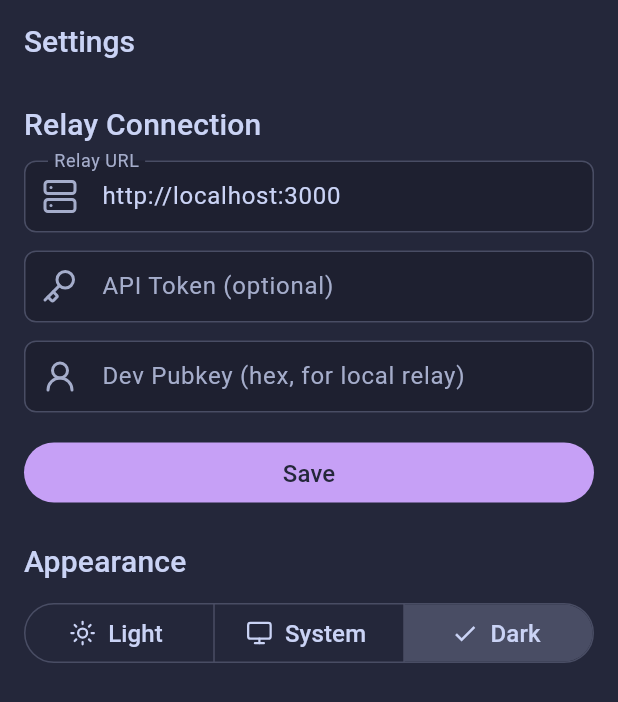
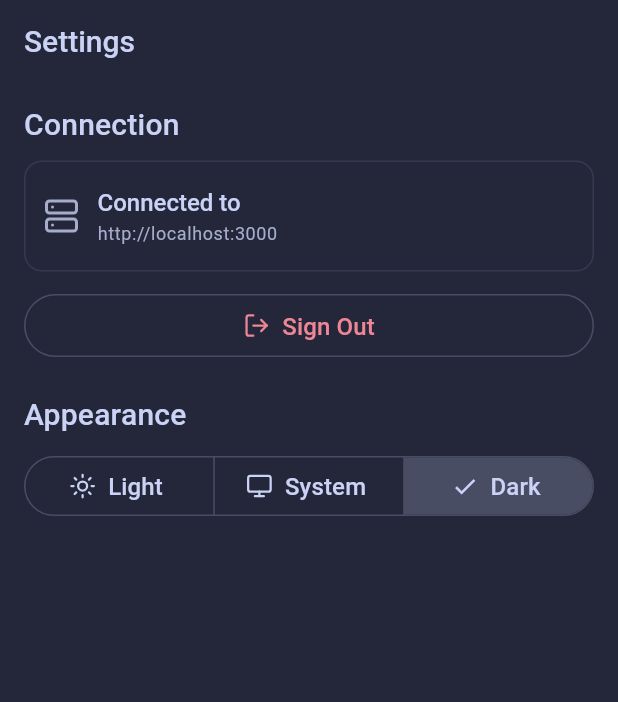
Before and after one commit to block/sprout, a Flutter app: the SettingsPage screen opened directly, after a tap on "Light", after a tap on "System", after a tap on "Dark", on a phone screen of 412 x 824 dp. Shown: the top 702 px of the screen. Run offline on Flutter 3.47's test engine with Material 3 defaults, Android fonts, the phone set to English and light mode, and no system bars; our stand-ins replace flutter_hooks, flutter_secure_storage, hooks_riverpod, lucide_icons_flutter; missing offline and left inert: mobile_scanner; accounts and stored records are empty; project files that could hold a hidden picture were left out.

Commit message:
feat(mobile): QR/code pairing flow with security hardening (#317)
Co-authored-by: Claude Opus 4.6 (1M context) <noreply@anthropic.com>

```diff
--- a/desktop/package.json
+++ b/desktop/package.json
@@ -48,6 +48,7 @@
     "jdenticon": "^3.3.0",
     "livekit-client": "^2.18.1",
     "lucide-react": "^0.577.0",
+    "qrcode.react": "^4.2.0",
     "react": "^19.1.0",
     "react-diff-view": "^3.3.2",
     "react-dom": "^19.1.0",
--- /dev/null
+++ b/mobile/lib/features/pairing/pairing_page.dart
@@ -0,0 +1,210 @@
+import 'package:flutter/material.dart';
+import 'package:flutter_hooks/flutter_hooks.dart';
+import 'package:hooks_riverpod/hooks_riverpod.dart';
+import 'package:lucide_icons_flutter/lucide_icons.dart';
+import 'package:mobile_scanner/mobile_scanner.dart';
+
+import '../../shared/theme/theme.dart';
+import 'pairing_provider.dart';
+
+class PairingPage extends HookConsumerWidget {
+  const PairingPage({super.key});
+
+  @override
+  Widget build(BuildContext context, WidgetRef ref) {
+    final pairingState = ref.watch(pairingProvider);
+    final codeController = useTextEditingController();
+    final isConnecting = pairingState.status == PairingStatus.connecting;
+
+    return Scaffold(
+      body: SafeArea(
+        child: Padding(
+          padding: const EdgeInsets.symmetric(horizontal: Grid.sm),
+          child: Column(
+            mainAxisAlignment: MainAxisAlignment.center,
+            children: [
+              const Spacer(flex: 2),
+
+              // Branding
+              Icon(LucideIcons.sprout, size: 64, color: context.colors.primary),
+              const SizedBox(height: Grid.xs),
+              Text('Welcome to Sprout', style: context.textTheme.headlineSmall),
+              const SizedBox(height: Grid.xxs),
+              Text(
+                'Scan the QR code from your desktop app\nor paste a pairing code to connect.',
+                textAlign: TextAlign.center,
+                style: context.textTheme.bodyMedium?.copyWith(
+                  color: context.colors.onSurfaceVariant,
+                ),
+              ),
+
+              const SizedBox(height: Grid.lg),
+
+              // Scan QR button
+              FilledButton.icon(
+                onPressed: isConnecting
+                    ? null
+                    : () => _openScanner(context, ref),
+                icon: const Icon(LucideIcons.scanLine),
+                label: const Text('Scan QR Code'),
+              ),
+
+              const SizedBox(height: Grid.sm),
+
+              // Divider
+              Row(
+                children: [
+                  const Expanded(child: Divider()),
+                  Padding(
+                    padding: const EdgeInsets.symmetric(
+                      horizontal: Grid.twelve,
+                    ),
+                    child: Text(
+                      'or paste pairing code',
+                      style: context.textTheme.bodySmall?.copyWith(
+                        color: context.colors.onSurfaceVariant,
+                      ),
+                    ),
+                  ),
+                  const Expanded(child: Divider()),
+                ],
+              ),
+
+              const SizedBox(height: Grid.sm),
+
+              // Paste field
+              TextField(
+                controller: codeController,
+                decoration: const InputDecoration(
+                  hintText: 'sprout://...',
+                  prefixIcon: Icon(LucideIcons.link),
+                  isDense: true,
+                ),
+                autocorrect: false,
+                enableSuggestions: false,
+                enabled: !isConnecting,
+                contextMenuBuilder: (context, editableTextState) {
+                  return AdaptiveTextSelectionToolbar.editableText(
+                    editableTextState: editableTextState,
+                  );
+                },
+              ),
+
+              const SizedBox(height: Grid.twelve),
+
+              // Connect button
+              SizedBox(
+                width: double.infinity,
+                child: FilledButton(
+                  onPressed: isConnecting
+                      ? null
+                      : () {
+                          final code = codeController.text.trim();
+                          if (code.isNotEmpty) {
+                            ref.read(pairingProvider.notifier).pair(code);
+                          }
+                        },
+                  child: isConnecting
+                      ? const SizedBox(
+                          width: 20,
+                          height: 20,
+                          child: CircularProgressIndicator(
+                            strokeWidth: 2,
+                            color: Colors.white,
+                          ),
+                        )
+                      : const Text('Connect'),
+                ),
+              ),
+
+              // Error message
+              if (pairingState.status == PairingStatus.error &&
+                  pairingState.errorMessage != null) ...[
+                const SizedBox(height: Grid.twelve),
+                Container(
+                  padding: const EdgeInsets.all(Grid.twelve),
+                  decoration: BoxDecoration(
+                    color: context.colors.errorContainer,
+                    borderRadius: BorderRadius.circular(8),
+                  ),
+                  child: Row(
+                    children: [
+                      Icon(
+                        LucideIcons.triangleAlert,
+                        size: 16,
+                        color: context.colors.onErrorContainer,
+                      ),
+                      const SizedBox(width: Grid.xxs),
+                      Expanded(
+                        child: Text(
+                          pairingState.errorMessage!,
+                          style: context.textTheme.bodySmall?.copyWith(
+                            color: context.colors.onErrorContainer,
+                          ),
+                        ),
+                      ),
+                    ],
+                  ),
+                ),
+              ],
+
+              const Spacer(flex: 3),
+            ],
+          ),
+        ),
+      ),
+    );
+  }
+
+  void _openScanner(BuildContext context, WidgetRef ref) {
+    Navigator.of(context).push(
+      MaterialPageRoute<void>(
+        builder: (_) => _ScannerPage(
+          onScanned: (code) {
+            Navigator.of(context).pop();
+            ref.read(pairingProvider.notifier).pair(code);
+          },
+        ),
+      ),
+    );
+  }
+}
+
+class _ScannerPage extends StatefulWidget {
+  final void Function(String code) onScanned;
+
+  const _ScannerPage({required this.onScanned});
+
+  @override
+  State<_ScannerPage> createState() => _ScannerPageState();
+}
+
+class _ScannerPageState extends State<_ScannerPage> {
+  bool _handled = false;
+
+  @override
+  Widget build(BuildContext context) {
+    return Scaffold(
+      appBar: AppBar(
+        title: const Text('Scan QR Code'),
+        leading: IconButton(
+          icon: const Icon(LucideIcons.arrowLeft),
+          onPressed: () => Navigator.of(context).pop(),
+        ),
+      ),
+      body: MobileScanner(
+        onDetect: (capture) {
+          if (_handled) return;
+          final barcodes = capture.barcodes;
+          if (barcodes.isNotEmpty) {
+            final value = barcodes.first.rawValue;
+            if (value != null && value.isNotEmpty) {
+              _handled = true;
+              widget.onScanned(value);
+            }
+          }
+        },
+      ),
+    );
+  }
+}
--- a/mobile/lib/features/settings/settings_page.dart
+++ b/mobile/lib/features/settings/settings_page.dart
@@ -1,8 +1,8 @@
 import 'package:flutter/material.dart';
-import 'package:flutter_hooks/flutter_hooks.dart';
 import 'package:hooks_riverpod/hooks_riverpod.dart';
 import 'package:lucide_icons_flutter/lucide_icons.dart';
 
+import '../../shared/auth/auth.dart';
 import '../../shared/relay/relay.dart';
 import '../../shared/theme/theme.dart';
 
@@ -12,71 +12,42 @@ class SettingsPage extends HookConsumerWidget {
   @override
   Widget build(BuildContext context, WidgetRef ref) {
     final config = ref.watch(relayConfigProvider);
-    final urlController = useTextEditingController(text: config.baseUrl);
-    final tokenController = useTextEditingController(
-      text: config.apiToken ?? '',
-    );
-    final pubkeyController = useTextEditingController(
-      text: config.devPubkey ?? '',
-    );
 
     return Scaffold(
       appBar: AppBar(title: const Text('Settings')),
       body: ListView(
         padding: const EdgeInsets.all(Grid.xs),
         children: [
-          Text('Relay Connection', style: context.textTheme.titleMedium),
+          // Connection info
+          Text('Connection', style: context.textTheme.titleMedium),
           const SizedBox(height: Grid.twelve),
-          TextField(
-            controller: urlController,
-            decoration: const InputDecoration(
-              labelText: 'Relay URL',
-              hintText: 'http://localhost:3000',
-              prefixIcon: Icon(LucideIcons.server),
+          ListTile(
+            leading: const Icon(LucideIcons.server),
+            title: const Text('Connected to'),
+            subtitle: Text(
+              config.baseUrl,
+              style: context.textTheme.bodySmall?.copyWith(
+                color: context.colors.onSurfaceVariant,
+              ),
             ),
-            keyboardType: TextInputType.url,
-            autocorrect: false,
+            shape: RoundedRectangleBorder(
+              borderRadius: BorderRadius.circular(12),
+              side: BorderSide(color: context.colors.outlineVariant),
+            ),
           ),
           const SizedBox(height: Grid.twelve),
-          TextField(
-            controller: tokenController,
-            decoration: const InputDecoration(
-              labelText: 'API Token (optional)',
-              hintText: 'sprout_...',
-              prefixIcon: Icon(LucideIcons.key),
+          OutlinedButton.icon(
+            onPressed: () => _confirmSignOut(context, ref),
+            icon: const Icon(LucideIcons.logOut),
+            label: const Text('Sign Out'),
+            style: OutlinedButton.styleFrom(
+              foregroundColor: context.colors.error,
             ),
-            obscureText: true,
-            autocorrect: false,
           ),
-          const SizedBox(height: Grid.twelve),
-          TextField(
-            controller: pubkeyController,
-            decoration: InputDecoration(
-              labelText: 'Dev Pubkey (hex, for local relay)',
-              hintText: '3bf0c63...',
-              prefixIcon: const Icon(LucideIcons.userRound),
-            ),
-            autocorrect: false,
-          ),
-          const SizedBox(height: Grid.xs),
-          FilledButton(
-            onPressed: () {
-              final token = tokenController.text.trim();
-              final pubkey = pubkeyController.text.trim();
-              ref
-                  .read(relayConfigProvider.notifier)
-                  .update(
-                    baseUrl: urlController.text.trim(),
-                    apiToken: token.isEmpty ? null : token,
-                    devPubkey: pubkey.isEmpty ? null : pubkey,
-                  );
-              ScaffoldMessenger.of(context).showSnackBar(
-                const SnackBar(content: Text('Relay config updated')),
-              );
-            },
-            child: const Text('Save'),
-          ),
+
           const SizedBox(height: Grid.sm),
+
+          // Appearance
           Text('Appearance', style: context.textTheme.titleMedium),
           const SizedBox(height: Grid.twelve),
           SegmentedButton<ThemeMode>(
@@ -106,4 +77,33 @@ class SettingsPage extends HookConsumerWidget {
       ),
     );
   }
+
+  void _confirmSignOut(BuildContext context, WidgetRef ref) {
+    showDialog<void>(
+      context: context,
+      builder: (ctx) => AlertDialog(
+        title: const Text('Sign Out'),
+        content: const Text(
+          'You will need to scan a new pairing code from your '
+          'desktop app to reconnect.',
+        ),
+        actions: [
+          TextButton(
+            onPressed: () => Navigator.of(ctx).pop(),
+            child: const Text('Cancel'),
+          ),
+          FilledButton(
+            onPressed: () {
+              Navigator.of(ctx).pop();
+              ref.read(authProvider.notifier).signOut();
+            },
+            style: FilledButton.styleFrom(
+              backgroundColor: context.colors.error,
+            ),
+            child: const Text('Sign Out'),
+          ),
+        ],
+      ),
+    );
+  }
 }
--- /dev/null
+++ b/mobile/lib/shared/auth/auth.dart
@@ -0,0 +1,2 @@
+export 'auth_provider.dart';
+export 'credential_storage.dart';
--- a/mobile/lib/shared/relay/relay_client.dart
+++ b/mobile/lib/shared/relay/relay_client.dart
@@ -73,5 +73,5 @@ class RelayException implements Exception {
   RelayException(this.statusCode, this.body);
 
   @override
-  String toString() => 'RelayException($statusCode): $body';
+  String toString() => 'RelayException($statusCode)';
 }
--- a/mobile/pubspec.yaml
+++ b/mobile/pubspec.yaml
@@ -13,6 +13,8 @@ dependencies:
   flutter_hooks: ^0.21.3
   lucide_icons_flutter: ^3.1.0
   http: ^1.4.0
+  flutter_secure_storage: ^9.2.4
+  mobile_scanner: ^6.0.2
 
 dev_dependencies:
   flutter_test:
```
Also changed, not shown: mobile/lib/app.dart (+66 -1 lines), mobile/lib/features/pairing/pairing_provider.dart (added, +167 -0 lines), mobile/lib/shared/auth/auth_provider.dart (added, +88 -0 lines), mobile/lib/shared/auth/credential_storage.dart (added, +47 -0 lines), desktop/pnpm-lock.yaml, mobile/pubspec.lock, 11 other files.
